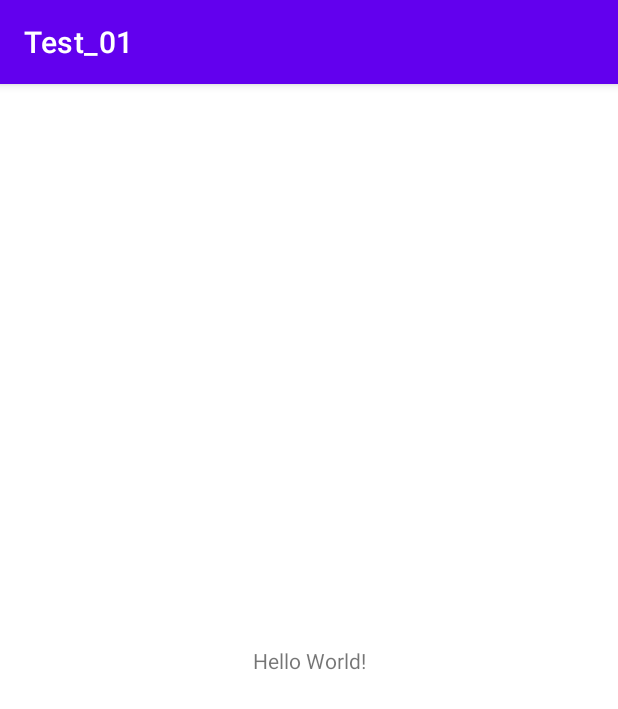
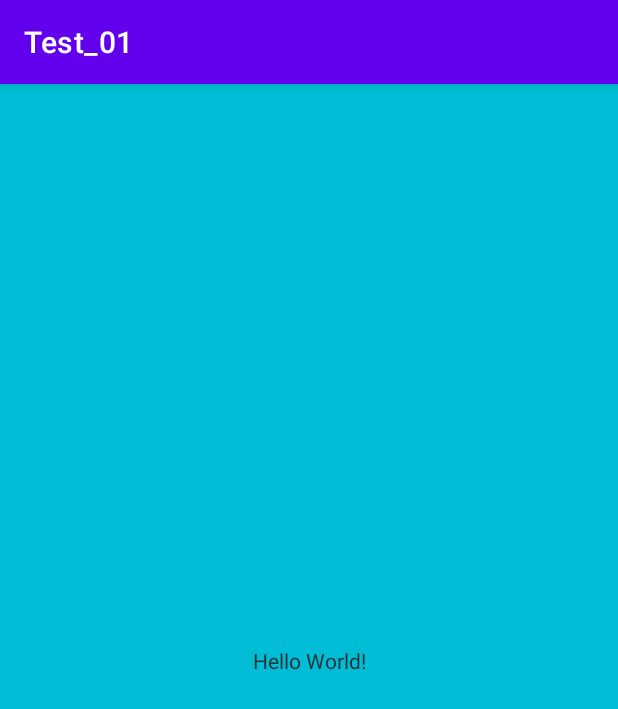
Before and after one commit to afaist/Test_01, an Android app: the screen it shows after launch (MainActivity), on a phone screen of 412 x 824 dp. Shown: the top 709 px of the screen. Run offline under Robolectric (Android 15) with nearby library versions, the phone set to English and light mode, and no system bars.

Commit message:
Change background color

```diff
--- a/app/src/main/res/layout/activity_main.xml
+++ b/app/src/main/res/layout/activity_main.xml
@@ -4,12 +4,14 @@
     xmlns:tools="http://schemas.android.com/tools"
     android:layout_width="match_parent"
     android:layout_height="match_parent"
+    android:background="#00BCD4"
     tools:context=".MainActivity">
 
     <TextView
         android:layout_width="wrap_content"
         android:layout_height="wrap_content"
         android:text="Hello World!"
+        android:textColor="#263238"
         app:layout_constraintBottom_toBottomOf="parent"
         app:layout_constraintLeft_toLeftOf="parent"
         app:layout_constraintRight_toRightOf="parent"
```
